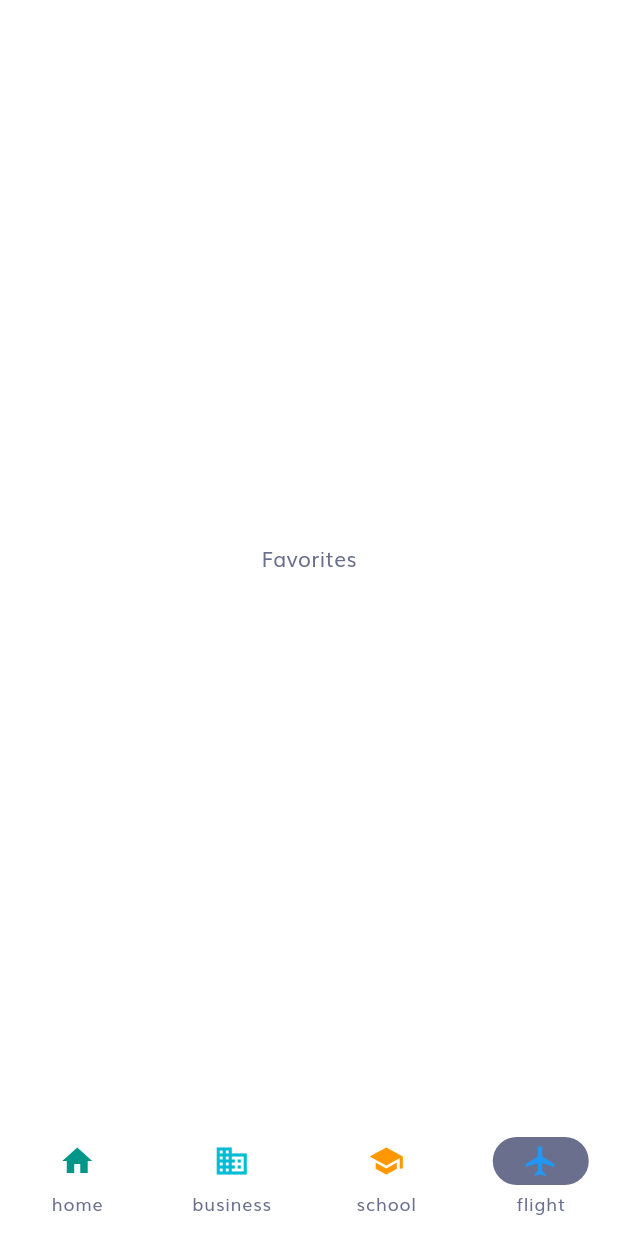
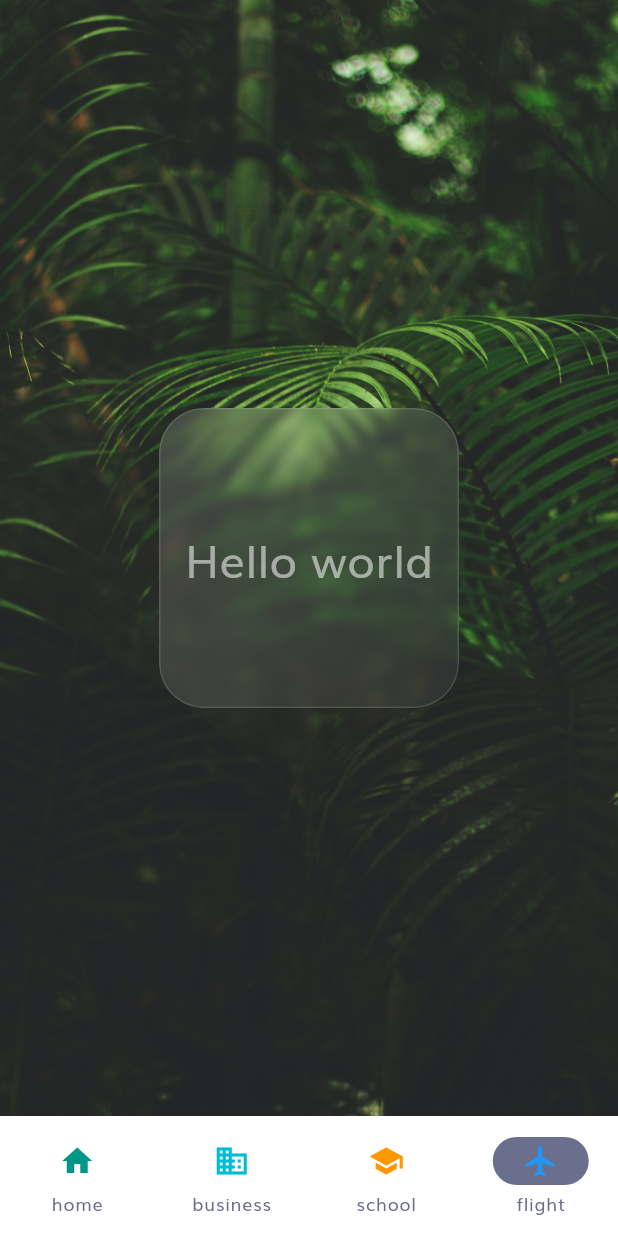
Before and after one commit to Naser-Sami/TMDB-Movies-Clean-Arc, a Flutter app: the MainPage screen opened by its route, item 4 of the bottom bar chosen, on a phone screen of 412 x 824 dp. Run offline on Flutter 3.47's test engine with Material 2 defaults, Android fonts, the phone set to English and light mode, and no system bars; our stand-ins replace animate_do, bloc, cached_network_image, carousel_slider, dartz, dio and 12 more; accounts and stored records are empty; statements that could not run were skipped.

```diff
--- a/lib/config/components/navigation_bar/cubit/navigation_bar_cubit.dart
+++ b/lib/config/components/navigation_bar/cubit/navigation_bar_cubit.dart
@@ -1,5 +1,7 @@
 import 'package:bloc/bloc.dart';
+import 'package:clean_architecture_structure/features/frosted_glass_design/frosted_glass_design.dart';
 import 'package:clean_architecture_structure/features/movies/movie.dart';
+import 'package:clean_architecture_structure/features/profile/profile.dart';
 import 'package:equatable/equatable.dart';
 import 'package:flutter/material.dart';
 
@@ -30,8 +32,8 @@ class NavigationBarCubit extends Cubit<NavigationBarState> {
     const MoviesPage(),
     const Center(child: Text("Business")),
     const Center(child: Text("Wallet")),
-    const Center(child: Text("Favorites")),
-    const Center(child: Text("Profile")),
+    const FrostedGlassPage(),
+    const ProfilePage(),
   ];
 }
 
--- a/lib/features/entry_point/entry_point.dart
+++ b/lib/features/entry_point/entry_point.dart
@@ -83,7 +83,7 @@ class _EntryPointState extends State<EntryPoint>
 
   @override
   Widget build(BuildContext context) {
-    LoggerDebug.loggerInformationMessage(Func.isSystemDarkMode());
+    // LoggerDebug.loggerInformationMessage(Func.isSystemDarkMode());
 
     return WillPopScope(
       onWillPop: () async => false,
--- /dev/null
+++ b/lib/features/frosted_glass_design/frosted_glass_design.dart
@@ -0,0 +1,106 @@
+// ignore_for_file: prefer_typing_uninitialized_variables
+// script by Hovered Cube
+// This is the source code of HoveredCube video:
+// "How to create frostedGlass in flutter"
+// Tutorial Video link :
+// - https://github.com/HoveredCube/frostedglass_video1
+// Follow @HoveredCube on instagram.
+
+import 'package:flutter/material.dart';
+import 'dart:ui';
+
+class FrostedGlassPage extends StatelessWidget {
+  const FrostedGlassPage({super.key});
+
+  @override
+  Widget build(BuildContext context) {
+    return Scaffold(
+      body: Container(
+        decoration: const BoxDecoration(
+          image: DecorationImage(
+            // Import image in pubspec.yaml first
+            image: AssetImage('assets/images/background.jpg'),
+            // BoxFit.cover scales up the image until it completely covers the screen
+            fit: BoxFit.cover,
+          ),
+        ),
+        // alignment is for centering the frostedglass, we don't use Center();
+        //  because if you want to change its position and remove the Center();
+        //  widget, everything will get messy the script crashes.
+        alignment: Alignment.center,
+        child: const FrostedGlassBox(
+          // theWidth is the width of the frosted glass
+          theWidth: 200.0,
+          // theHeight is the height of the frosted glass
+          theHeight: 200.0,
+          // theChild is the child of the frosted glass
+          theChild: Text(
+            'Hello world',
+            style: TextStyle(color: Colors.white54, fontSize: 30.0),
+          ),
+        ),
+      ),
+    );
+  }
+}
+
+class FrostedGlassBox extends StatelessWidget {
+  const FrostedGlassBox(
+      {Key? key,
+      required this.theWidth,
+      required this.theHeight,
+      required this.theChild})
+      : super(key: key);
+
+  final theWidth;
+  final theHeight;
+  final theChild;
+
+  @override
+  Widget build(BuildContext context) {
+    return ClipRRect(
+      borderRadius: BorderRadius.circular(30),
+      child: Container(
+        width: theWidth,
+        height: theHeight,
+        color: Colors.transparent,
+        //we use Stack(); because we want the effects be on top of each other,
+        //  just like layer in photoshop.
+        child: Stack(
+          children: [
+            //! blur effect ==> the third layer of stack
+            BackdropFilter(
+              filter: ImageFilter.blur(
+                //sigmaX is the Horizontal blur
+                sigmaX: 4.0,
+                //sigmaY is the Vertical blur
+                sigmaY: 4.0,
+              ),
+              //we use this container to scale up the blur effect to fit its
+              //  parent, without this container the blur effect doesn't appear.
+              child: Container(),
+            ),
+            //! gradient effect ==> the second layer of stack
+            Container(
+              decoration: BoxDecoration(
+                borderRadius: BorderRadius.circular(30),
+                border: Border.all(color: Colors.white.withOpacity(0.13)),
+                gradient: LinearGradient(
+                    begin: Alignment.topLeft,
+                    end: Alignment.bottomRight,
+                    colors: [
+                      //begin color
+                      Colors.white.withOpacity(0.15),
+                      //end color
+                      Colors.white.withOpacity(0.05),
+                    ]),
+              ),
+            ),
+            //! child ==> the first/top layer of stack
+            Center(child: theChild),
+          ],
+        ),
+      ),
+    );
+  }
+}
--- a/lib/features/onboarding/onboarding.dart
+++ b/lib/features/onboarding/onboarding.dart
@@ -4,6 +4,7 @@ import 'package:flutter/material.dart';
 import 'package:flutter_bloc/flutter_bloc.dart';
 
 import '../../config/config.dart';
+import '../../core/core.dart';
 
 class OnBoardingPage extends StatefulWidget {
   const OnBoardingPage({super.key});
@@ -20,6 +21,7 @@ class _OnBoardingPageState extends State<OnBoardingPage> {
   @override
   void initState() {
     _pageController = PageController(initialPage: 0);
+    sl<SharedPreferenceService>().addBoolToSF('on_boarding_viewed', true);
     super.initState();
   }
 
--- a/lib/main.dart
+++ b/lib/main.dart
@@ -1,5 +1,4 @@
 import 'package:flutter/material.dart';
-import 'package:flutter/services.dart';
 import 'app.dart';
 
 import '/core/core.dart';
@@ -7,8 +6,8 @@ import 'package:flutter_web_plugins/url_strategy.dart';
 
 void main() async {
   WidgetsFlutterBinding.ensureInitialized();
+  ServiceLocator().init();
   usePathUrlStrategy();
-  ServiceLocator().init();
 
   // https://medium.com/@mustafatahirhussein/these-quick-tips-will-surely-help-you-to-build-a-better-flutter-app-6db93c1095b6
   // await SystemChannels.platform.invokeMethod<void>(
--- a/pubspec.yaml
+++ b/pubspec.yaml
@@ -87,6 +87,8 @@ dependencies:
   carousel_slider: ^4.2.1
   google_fonts: ^5.1.0
 
+  # shadow effect
+  flutter_inset_box_shadow: ^1.0.8
 
 
 dev_dependencies:
```
Also changed, not shown: lib/app.dart (+33 -2 lines), lib/core/services/service_locator.dart (+6 -16 lines), lib/core/services/shared_preferences/shared_preferences_service.dart (+86 -0 lines), lib/features/profile/profile.dart (added, +60 -0 lines), assets/images/background.jpg (added), assets/images/test-image.jpg (added), pubspec.lock.
